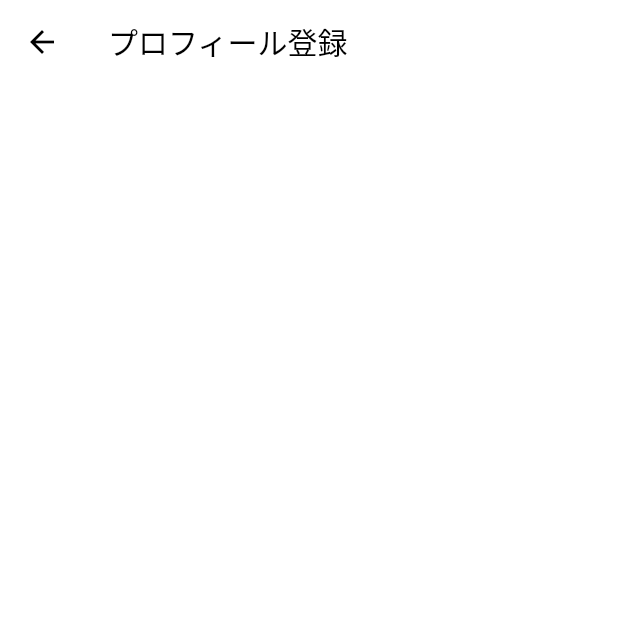
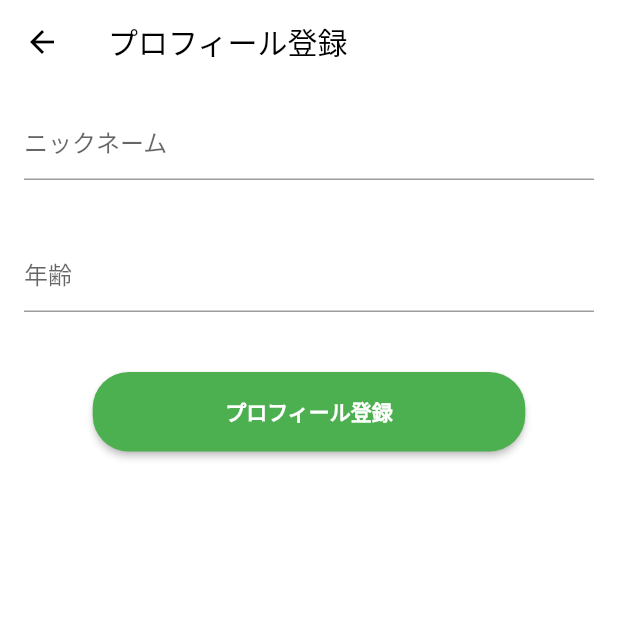
Before and after one commit to tttuuu1234/abstinence_app, a Flutter app: the ProfileRegisterPage screen opened directly, on a phone screen of 412 x 824 dp, the top half of it. Run offline on Flutter 3.47's test engine with Material 2 defaults, Android fonts, the phone set to English and light mode, and no system bars; our stand-ins replace flutter_riverpod, package_info_plus.

Commit message:
#10 デザインの実装

```diff
--- a/lib/presentation/components/hint_text.dart
+++ b/lib/presentation/components/hint_text.dart
@@ -5,4 +5,5 @@ class HintText {
   static const email = 'xxx@yyy.com';
   static const password = 'パスワードを入力してください';
   static const nickname = '禁！欲！マン';
+  static const age = '24';
 }
--- a/lib/presentation/components/input_text_form_field/widget.dart
+++ b/lib/presentation/components/input_text_form_field/widget.dart
@@ -7,23 +7,28 @@ class InputTextFormFiled extends StatelessWidget {
   const InputTextFormFiled({
     Key? key,
     required this.textEditingController,
+    this.readOnly = false,
+    this.textInputAction = TextInputAction.next,
     this.label,
     this.hintText,
     this.onChanged,
-    this.onSubmitted,
+    this.onTap,
   }) : super(key: key);
 
   final TextEditingController textEditingController;
+  final bool readOnly;
+  final TextInputAction textInputAction;
   final Widget? label;
   final String? hintText;
   final Function(String value)? onChanged;
-  final Function(String value)? onSubmitted;
+  final Function()? onTap;
 
   @override
   Widget build(BuildContext context) {
-    return TextField(
+    return TextFormField(
       controller: textEditingController,
-      textInputAction: TextInputAction.next,
+      textInputAction: textInputAction,
+      readOnly: readOnly,
       decoration: InputDecoration(
         label: label,
         hintText: hintText,
@@ -35,7 +40,7 @@ class InputTextFormFiled extends StatelessWidget {
         ),
       ),
       onChanged: onChanged,
-      onSubmitted: onSubmitted,
+      onTap: onTap,
     );
   }
 }
--- a/lib/presentation/pages/profile_register/page.dart
+++ b/lib/presentation/pages/profile_register/page.dart
@@ -1,5 +1,13 @@
 import 'package:flutter/material.dart';
 import 'package:flutter_riverpod/flutter_riverpod.dart';
+
+import '../../components/hint_text.dart';
+import '../../components/input_text_form_field/widget.dart';
+import '../../components/primary_button/widget.dart';
+import '../../services/navigator.dart';
+import '../../styles/margin.dart';
+import '../../styles/padding.dart';
+import '../../extension/context.dart';
 
 /// プロフィール登録画面
 class ProfileRegisterPage extends ConsumerWidget {
@@ -11,6 +19,87 @@ class ProfileRegisterPage extends ConsumerWidget {
       appBar: AppBar(
         title: const Text('プロフィール登録'),
       ),
+      body: Padding(
+        padding: AppPadding.smallAll,
+        child: Column(
+          children: [
+            InputTextFormFiled(
+              textEditingController: TextEditingController(),
+              label: const Text('ニックネーム'),
+              hintText: HintText.nickname,
+            ),
+            AppVerticalMargin.xLarge,
+            Builder(
+              builder: (context) {
+                return InputTextFormFiled(
+                  textEditingController: TextEditingController(),
+                  label: const Text('年齢'),
+                  hintText: HintText.age,
+                  onTap: () {
+                    _showSelectAgeBottomSheet(context);
+                  },
+                );
+              },
+            ),
+            AppVerticalMargin.xLarge,
+            PrimaryButton(
+              title: 'プロフィール登録',
+              onPressed: () async {
+                await NavigatorService.push<ProfileRegisterPage>(
+                  context: context,
+                  page: const ProfileRegisterPage(),
+                );
+              },
+            ),
+          ],
+        ),
+      ),
+    );
+  }
+
+  Future<dynamic> _showSelectAgeBottomSheet(BuildContext context) {
+    return showModalBottomSheet(
+      context: context,
+      builder: (context) {
+        return SizedBox(
+          height: context.getHeight * 0.3,
+          width: context.getWidth,
+          child: Column(
+            children: [
+              Row(
+                mainAxisAlignment: MainAxisAlignment.spaceBetween,
+                children: [
+                  TextButton(
+                    onPressed: () {
+                      Navigator.pop(context);
+                    },
+                    child: const Text('戻る'),
+                  ),
+                ],
+              ),
+              Expanded(
+                child: ListView.builder(
+                  itemCount: 20,
+                  itemBuilder: (context, index) {
+                    return InkWell(
+                      onTap: () {},
+                      child: SizedBox(
+                        height: context.getHeight * 0.05,
+                        width: context.getWidth,
+                        child: Center(
+                          child: Text(
+                            index.toString(),
+                          ),
+                        ),
+                      ),
+                    );
+                  },
+                ),
+              ),
+            ],
+          ),
+        );
+      },
     );
   }
 }
```
